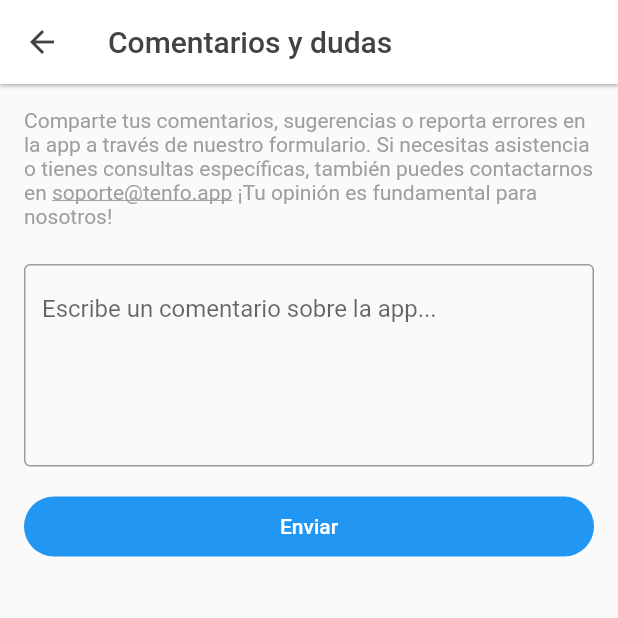
After one commit to danilomayhua/nuevo_proyecto_uno_flutter, a Flutter app: the SettingsFeedbackPage screen opened directly, after a tap on "Enviar", on a phone screen of 412 x 824 dp, the top half of it. The commit adds this screen. Run offline on Flutter 3.47's test engine with Material 2 defaults, Android fonts, the light colour scheme and no system bars; our stand-ins replace badges, firebase_core, firebase_messaging, flutter_local_notifications, geolocator, image_cropper and 5 more; accounts and stored records are empty; generated files the repository leaves out were written again.

Commit message:
Agrega seccion "Enviar feedback". Cambia color boton "Unirse". Cambia textos en chat grupal.

```diff
--- a/lib/screens/chat/widgets/message_bubble.dart
+++ b/lib/screens/chat/widgets/message_bubble.dart
@@ -68,8 +68,8 @@ class _MessageBubbleState extends State<MessageBubble> {
                 TextSpan(
                   text: widget.message.tipo == MensajeTipo.GRUPO_INGRESO
                       ? widget.message.isEntrante
-                        ? ' se unió al grupo'
-                        : 'Te has unido al grupo'
+                        ? ' se unió al grupo.\nEste usuario no puede ver mensajes anteriores.'
+                        : 'Te has unido al grupo.\nNo puedes ver mensajes anteriores a este.'
                     : widget.message.tipo == MensajeTipo.GRUPO_SALIDA
                       ? widget.message.isEntrante
                         ? ' salió del grupo'
--- /dev/null
+++ b/lib/screens/settings/views/settings_feedback_page.dart
@@ -0,0 +1,162 @@
+import 'dart:convert';
+
+import 'package:flutter/gestures.dart';
+import 'package:flutter/material.dart';
+import 'package:shared_preferences/shared_preferences.dart';
+import 'package:tenfo/models/usuario_sesion.dart';
+import 'package:tenfo/services/http_service.dart';
+import 'package:tenfo/utilities/constants.dart' as constants;
+import 'package:url_launcher/url_launcher.dart';
+
+class SettingsFeedbackPage extends StatefulWidget {
+  const SettingsFeedbackPage({Key? key}) : super(key: key);
+
+  @override
+  State<SettingsFeedbackPage> createState() => _SettingsFeedbackPageState();
+}
+
+class _SettingsFeedbackPageState extends State<SettingsFeedbackPage> {
+
+  final TextEditingController _feedbackController = TextEditingController(text: '');
+  String? _feedbackErrorText;
+
+  bool _enviandoFeedback = false;
+
+  @override
+  void initState() {
+    super.initState();
+  }
+
+  @override
+  Widget build(BuildContext context) {
+    return Scaffold(
+      appBar: AppBar(
+        title: const Text("Comentarios y dudas"),
+      ),
+      body: SingleChildScrollView(
+        child: Padding(
+          padding: EdgeInsets.symmetric(horizontal: 16,),
+          child: Column(children: [
+            const SizedBox(height: 16,),
+
+            Align(
+              alignment: Alignment.centerLeft,
+              child: RichText(
+                text: TextSpan(
+                  style: const TextStyle(color: constants.grey),
+                  text: "Comparte tus comentarios, sugerencias o reporta errores en la app a través de nuestro formulario. Si necesitas asistencia o tienes "
+                      "consultas específicas, también puedes contactarnos en ",
+                  children: [
+                    TextSpan(
+                      text: "soporte@tenfo.app",
+                      style: const TextStyle(color: constants.grey, decoration: TextDecoration.underline,),
+                      recognizer: TapGestureRecognizer()..onTap = () async {
+                        String urlString = "mailto:soporte@tenfo.app?subject=Consultas sobre Tenfo";
+                        Uri url = Uri.parse(urlString);
+
+                        try {
+                          await launchUrl(url, mode: LaunchMode.externalApplication,);
+                        } catch (e){
+                          throw 'Could not launch $urlString';
+                        }
+                      },
+                    ),
+                    const TextSpan(
+                      text: " ¡Tu opinión es fundamental para nosotros!",
+                    )
+                  ],
+                ),
+              ),
+            ),
+            const SizedBox(height: 24,),
+
+            TextField(
+              controller: _feedbackController,
+              decoration: InputDecoration(
+                hintText: "Escribe un comentario sobre la app...",
+                border: const OutlineInputBorder(),
+                counterText: '',
+                errorText: _feedbackErrorText,
+                errorMaxLines: 2,
+              ),
+              maxLength: 2000,
+              minLines: 5,
+              maxLines: 5,
+              keyboardType: TextInputType.multiline,
+              textCapitalization: TextCapitalization.sentences,
+            ),
+
+            const SizedBox(height: 16,),
+
+            Container(
+              constraints: const BoxConstraints(minWidth: 120, minHeight: 40,),
+              width: double.infinity,
+              child: ElevatedButton(
+                onPressed: _enviandoFeedback ? null : () => _enviarFeedback(),
+                child: const Text("Enviar"),
+                style: ElevatedButton.styleFrom(
+                  shape: const StadiumBorder(),
+                ).copyWith(elevation: ButtonStyleButton.allOrNull(0.0),),
+              ),
+            ),
+
+            const SizedBox(height: 16,),
+          ],),
+        ),
+      ),
+    );
+  }
+
+  Future<void> _enviarFeedback() async {
+    _feedbackErrorText = null;
+
+    setState(() {
+      _enviandoFeedback = true;
+    });
+
+
+    _feedbackController.text = _feedbackController.text.trim();
+    String feedbackText = _feedbackController.text;
+    if(feedbackText == ''){
+      setState(() {_enviandoFeedback = false;});
+      return;
+    }
+
+    SharedPreferences prefs = await SharedPreferences.getInstance();
+    UsuarioSesion usuarioSesion = UsuarioSesion.fromSharedPreferences(prefs);
+
+    var response = await HttpService.httpPost(
+      url: constants.urlCrearFeedback,
+      body: {
+        "feedback_texto": feedbackText
+      },
+      usuarioSesion: usuarioSesion,
+    );
+
+    if(response.statusCode == 200){
+      var datosJson = jsonDecode(response.body);
+
+      if(datosJson['error'] == false){
+
+        _feedbackController.text = '';
+
+        _showSnackBar("¡Comentario enviado! Gracias por tu contribución.");
+
+      } else {
+        _showSnackBar("Se produjo un error inesperado");
+      }
+    }
+
+    setState(() {
+      _enviandoFeedback = false;
+    });
+  }
+
+  void _showSnackBar(String texto){
+    ScaffoldMessenger.of(context).removeCurrentSnackBar();
+    ScaffoldMessenger.of(context).showSnackBar(SnackBar(
+        behavior: SnackBarBehavior.floating,
+        content: Text(texto, textAlign: TextAlign.center,)
+    ));
+  }
+}
--- a/lib/utilities/constants.dart
+++ b/lib/utilities/constants.dart
@@ -116,6 +116,8 @@ const String urlConfiguracionEliminarCuenta = "/api/configuracion-cuenta/elimina
 const String urlInvitacionCantidadDisponible = "/api/invitacion/cantidad-disponible";
 const String urlInvitacionHabilitarEmail = "/api/invitacion/habilitar-email";
 
+const String urlCrearFeedback = "/api/feedback/crear";
+
 const String urlBuscador = "/api/buscador/ver-resultados";
 
 const String urlMisActividades = "/api/actividades-creadas/ver";
--- a/pubspec.yaml
+++ b/pubspec.yaml
@@ -15,7 +15,7 @@ publish_to: 'none' # Remove this line if you wish to publish to pub.dev
 # In iOS, build-name is used as CFBundleShortVersionString while build-number used as CFBundleVersion.
 # Read more about iOS versioning at
 # https://developer.apple.com/library/archive/documentation/General/Reference/InfoPlistKeyReference/Articles/CoreFoundationKeys.html
-version: 1.0.16+23
+version: 1.0.17+24
 
 environment:
   sdk: ">=2.16.0 <3.0.0"
```
Also changed, not shown: lib/screens/settings/settings_page.dart (+28 -1 lines), lib/widgets/actividad_boton_entrar.dart (+9 -7 lines), 2 other files.
